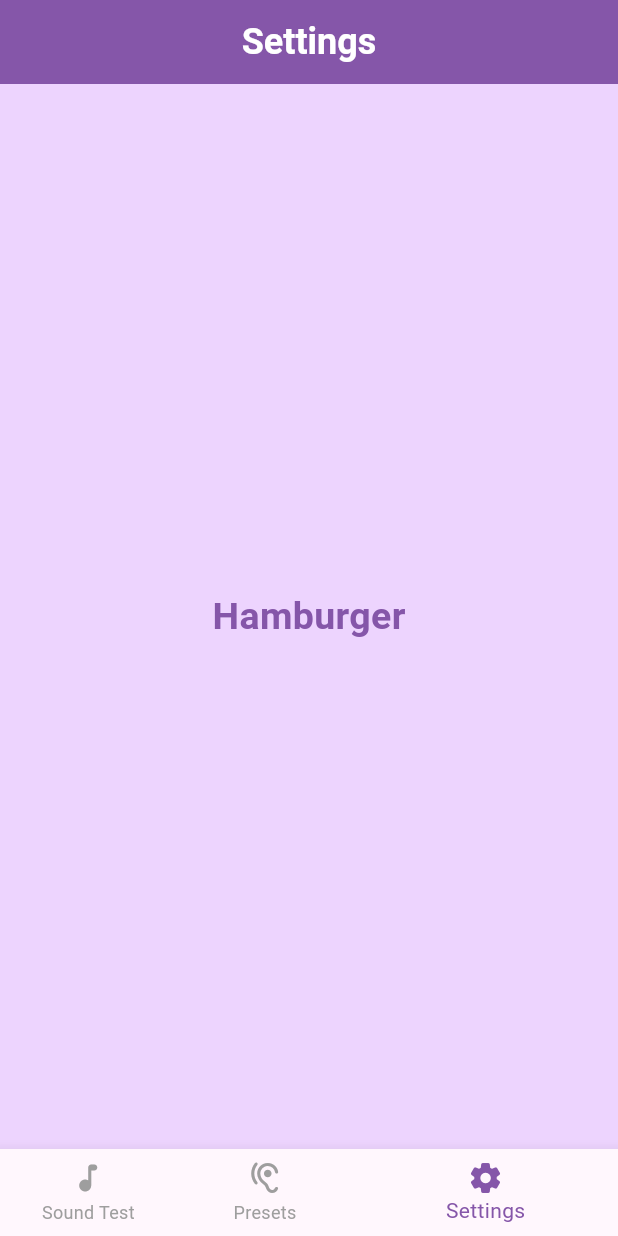
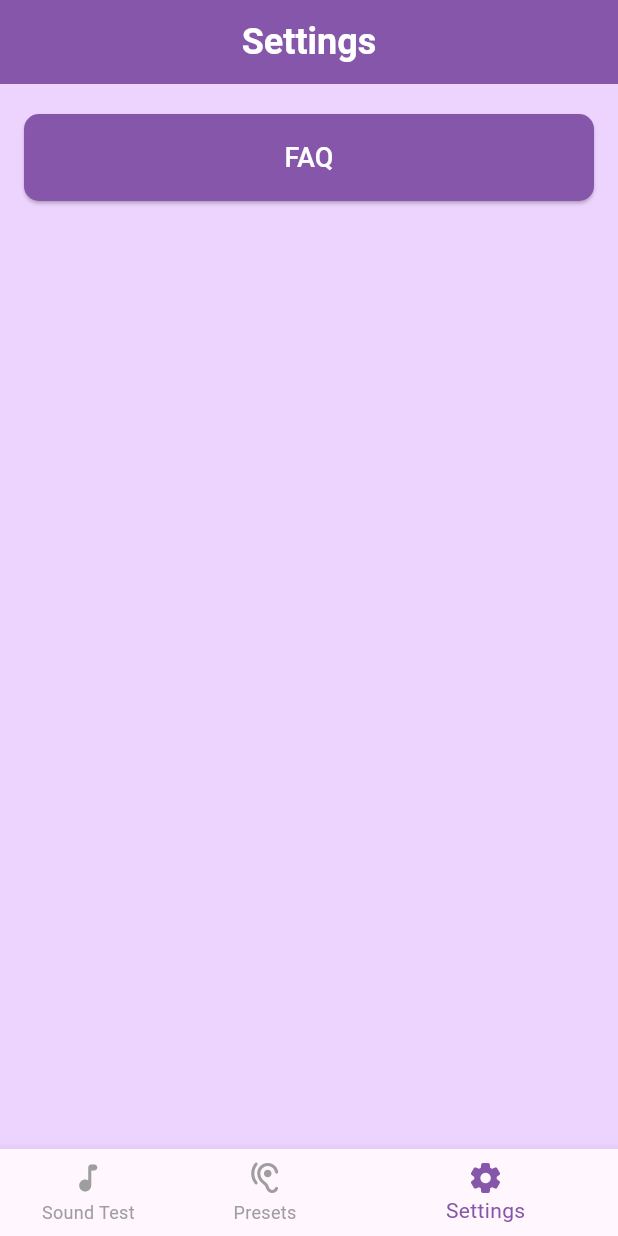
Before and after one commit to Nolelle/headphonemobileapp, a Flutter app: the screen it shows after launch, item 3 of the bottom bar chosen, on a phone screen of 412 x 824 dp. Run offline on Flutter 3.47's test engine with Material 3 defaults, Android fonts, the phone set to English and light mode, and no system bars; our stand-ins replace shared_preferences.

Commit message:
Settings page and FAQ page

```diff
--- a/lib/features/settings/views/settings_page.dart
+++ b/lib/features/settings/views/settings_page.dart
@@ -1,17 +1,40 @@
 import 'package:flutter/material.dart';
+import 'faq_page.dart'; // Import the FAQPage
 
 class SettingsPage extends StatelessWidget {
   const SettingsPage({super.key});
 
   @override
   Widget build(BuildContext context) {
-    return const Center(
-      child: Text(
-        'Hamburger',
-        style: TextStyle(
-          fontSize: 25,
-          fontWeight: FontWeight.bold,
-          color: Color.fromRGBO(133, 86, 169, 1.00),
+    return Scaffold(
+      body: Padding(
+        padding: const EdgeInsets.symmetric(horizontal: 16.0),
+        child: Column(
+          children: [
+            const SizedBox(height: 20),
+            SizedBox(
+              width: double.infinity,
+              child: ElevatedButton(
+                onPressed: () {
+                  Navigator.push(
+                    context,
+                    MaterialPageRoute(builder: (context) => const FAQPage()),
+                  );
+                },
+                style: ElevatedButton.styleFrom(
+                  backgroundColor: const Color.fromRGBO(133, 86, 169, 1.00),
+                  padding: const EdgeInsets.symmetric(vertical: 16),
+                  shape: RoundedRectangleBorder(
+                    borderRadius: BorderRadius.circular(10),
+                  ),
+                ),
+                child: const Text(
+                  'FAQ',
+                  style: TextStyle(fontSize: 18, color: Colors.white),
+                ),
+              ),
+            ),
+          ],
         ),
       ),
     );
```
Also changed, not shown: lib/features/settings/views/faq_page.dart (added, +51 -0 lines).
